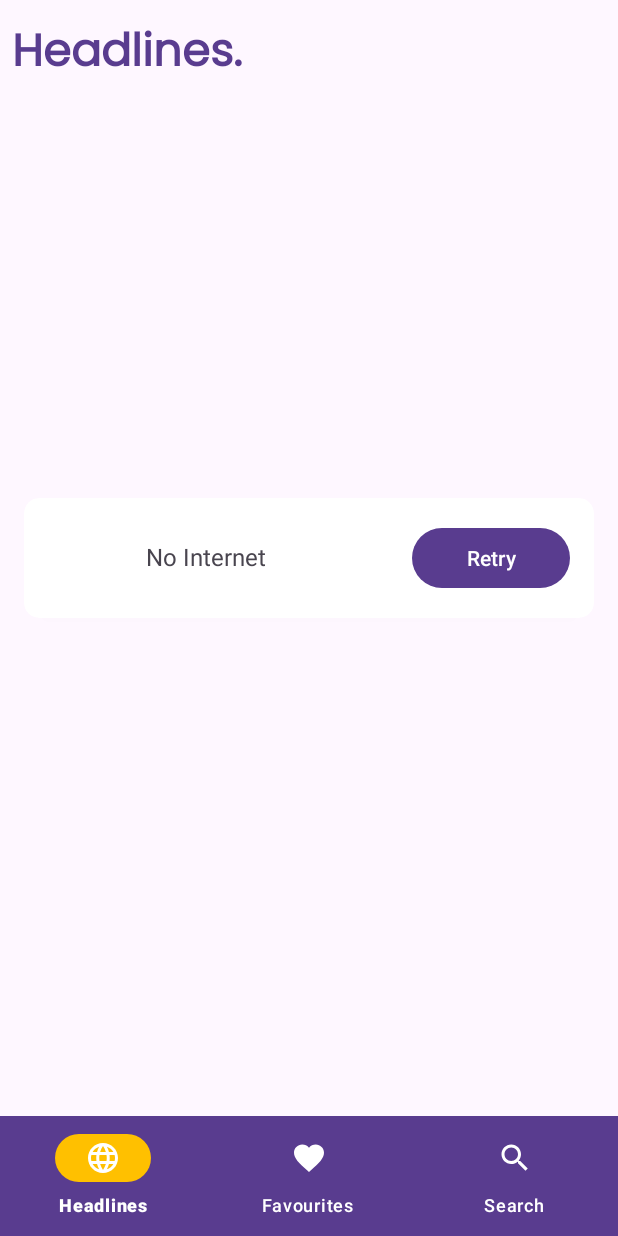
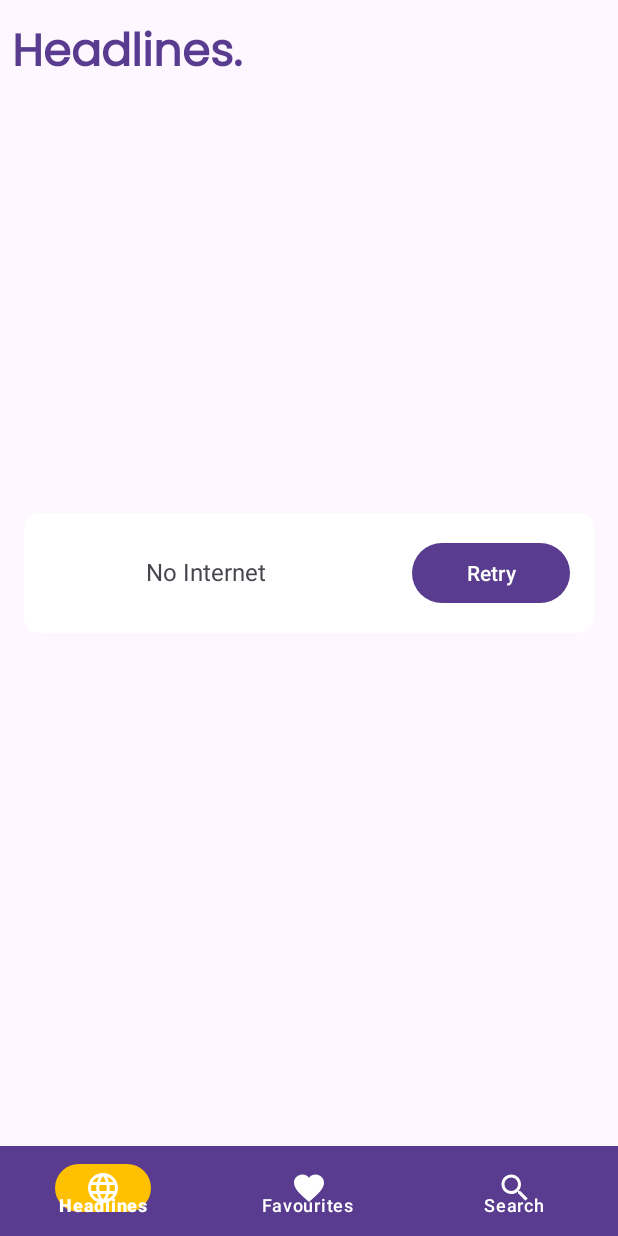
Before and after one commit to Narayana346/News_App, an Android app: the screen it shows after launch (NewsActivity), on a phone screen of 412 x 824 dp. Run offline under Robolectric (Android 15) with nearby library versions, the phone set to English and light mode, and no system bars; our stand-ins replace Dagger/Hilt's generated code, Room's generated code, navigation-ui; pictures from the network do not load.

Commit message:
minor UI changes

```diff
--- a/app/src/main/res/layout/activity_news.xml
+++ b/app/src/main/res/layout/activity_news.xml
@@ -30,7 +30,7 @@
     <com.google.android.material.bottomnavigation.BottomNavigationView
         android:id="@+id/bottomNavigationView"
         android:layout_width="match_parent"
-        android:layout_height="80dp"
+        android:layout_height="60dp"
         app:menu="@menu/bottom_navigation_menu"
         app:itemTextColor="@color/white"
         app:itemIconTint="@color/white"
```
